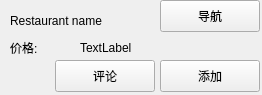
The window that deliciousClient/RestaurantInfoForm.ui (gaoxiaojun/delicacymap) describes before a commit, drawn with Qt 5.
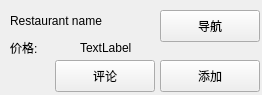
The same window after the commit.

The edit to the form file:
```diff
--- a/deliciousClient/RestaurantInfoForm.ui
+++ b/deliciousClient/RestaurantInfoForm.ui
@@ -143,7 +143,7 @@
    <property name="geometry">
     <rect>
      <x>160</x>
-     <y>0</y>
+     <y>10</y>
      <width>100</width>
      <height>32</height>
     </rect>
```
